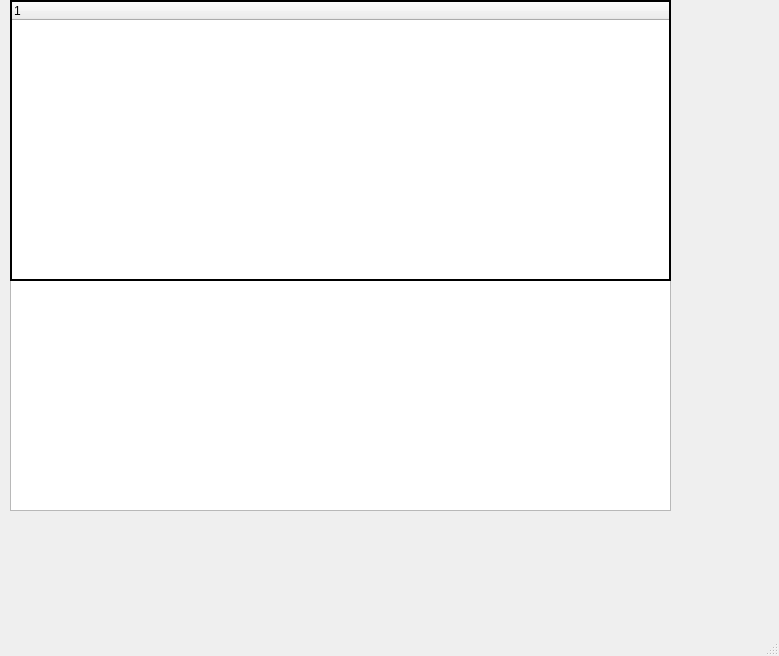
The window that QT/FileExplorer/mainwindow.ui (ManhCuong110907/NTFS_FAT32-Project) describes before a commit, drawn with Qt 5.
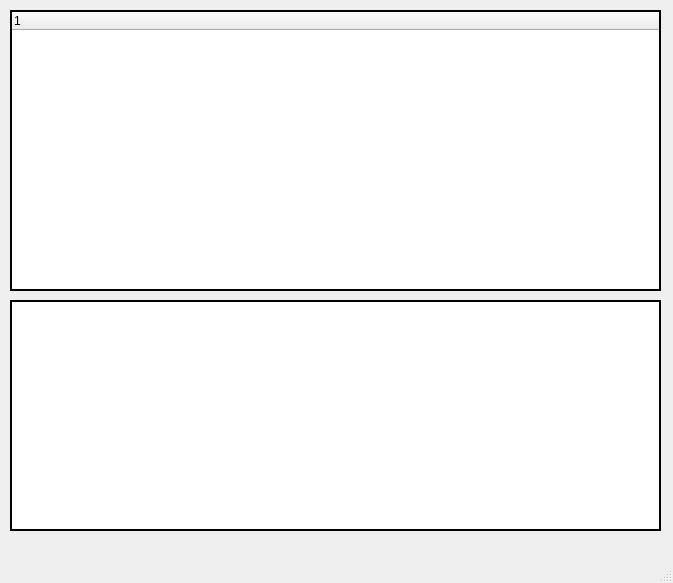
The same window after the commit.

Commit message: add UI del-restore NTFS

Diff of the .ui file:
```diff
--- a/QT/FileExplorer/mainwindow.ui
+++ b/QT/FileExplorer/mainwindow.ui
@@ -6,8 +6,8 @@
    <rect>
     <x>0</x>
     <y>0</y>
-    <width>779</width>
-    <height>656</height>
+    <width>673</width>
+    <height>583</height>
    </rect>
   </property>
   <property name="windowTitle">
@@ -21,8 +21,8 @@
     <property name="geometry">
      <rect>
       <x>10</x>
-      <y>0</y>
-      <width>661</width>
+      <y>10</y>
+      <width>651</width>
       <height>281</height>
      </rect>
     </property>
@@ -52,16 +52,19 @@
     <property name="geometry">
      <rect>
       <x>10</x>
-      <y>280</y>
-      <width>661</width>
+      <y>300</y>
+      <width>651</width>
       <height>231</height>
      </rect>
     </property>
+    <property name="frameShape">
+     <enum>QFrame::WinPanel</enum>
+    </property>
     <property name="frameShadow">
      <enum>QFrame::Plain</enum>
     </property>
     <property name="lineWidth">
-     <number>2</number>
+     <number>1</number>
     </property>
     <property name="html">
      <string>&lt;!DOCTYPE HTML PUBLIC &quot;-//W3C//DTD HTML 4.0//EN&quot; &quot;http://www.w3.org/TR/REC-html40/strict.dtd&quot;&gt;
```
Left out of the diff: 2 changed lines with no effect on the pictures. The commit also changes 6 other files.
